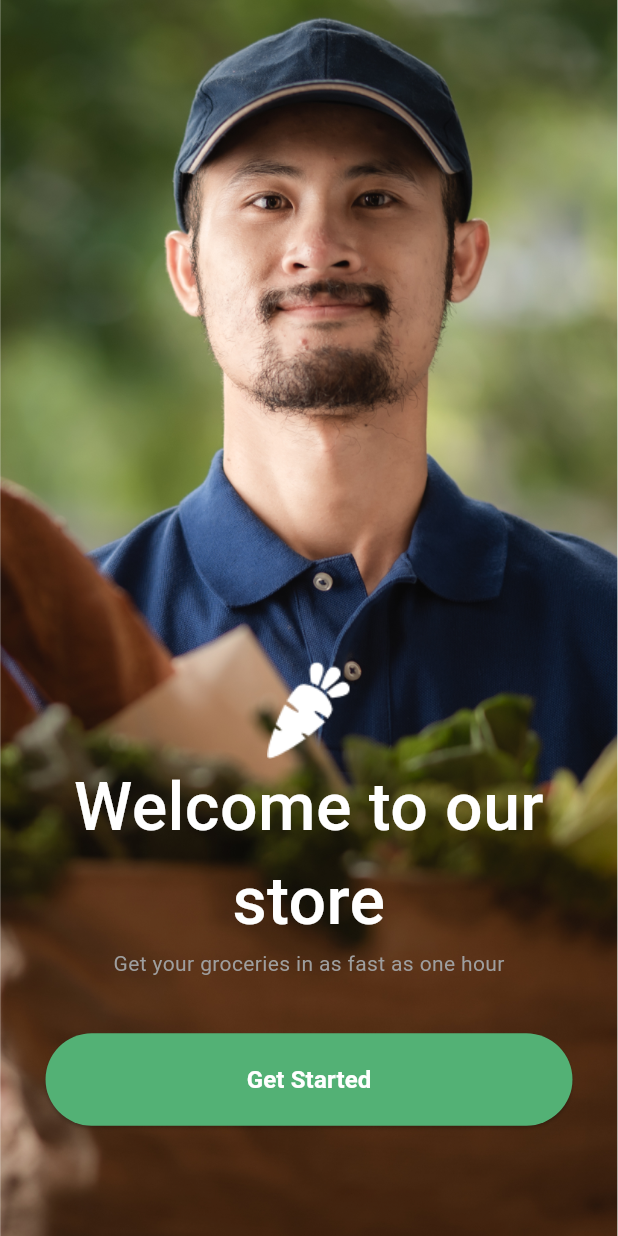
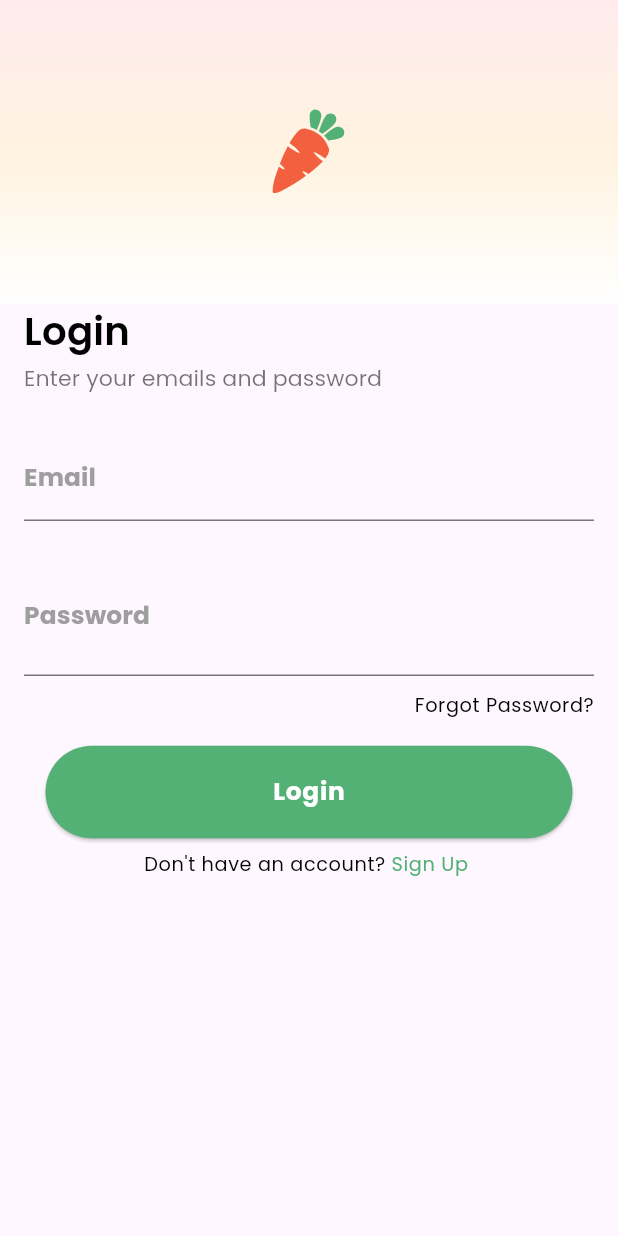
Before and after one commit to AhmedAbdelaziz207/Nectar-app-, a Flutter app: the screen it shows after launch, after a tap on "Get Started", on a phone screen of 412 x 824 dp. Run offline on Flutter 3.47's test engine with Material 3 defaults, Android fonts, the phone set to English and light mode, and no system bars; our stand-ins replace easy_localization, flutter_screenutil, flutter_svg, google_fonts.

Commit message:
- Finished login screen - Added some assets - added light theme data

```diff
--- a/lib/main.dart
+++ b/lib/main.dart
@@ -20,7 +20,7 @@ main() async {
         Locale("ar"),
       ],
       fallbackLocale: const Locale("en"),
-      path: AppAssets.translationsPath,
+      path: AppAssets.translations,
       child: NectarApp(appRouter: appRouter ,),
     ),
   );
--- a/lib/themes/app_colors.dart
+++ b/lib/themes/app_colors.dart
@@ -3,6 +3,11 @@ import 'package:flutter/material.dart';
 class AppColors{
   static const white = Colors.white;
   static const black = Colors.black;
+  static const black54 = Colors.black54;
   static const primary = Color(0xff53B175);
   static const grey = Colors.grey ;
+  static const green = Colors.green ;
+  static const orange = Colors.orange ;
+  static const red = Colors.red ;
+
 }
--- /dev/null
+++ b/lib/themes/app_text_styles.dart
@@ -0,0 +1,42 @@
+import 'package:flutter/material.dart';
+import 'package:flutter_screenutil/flutter_screenutil.dart';
+import 'package:google_fonts/google_fonts.dart';
+
+import 'app_colors.dart'; // If you are using Google Fonts
+
+class AppTextStyles {
+  static final TextStyle title = GoogleFonts.poppins(
+    fontSize: 28.sp,
+    fontWeight: FontWeight.w600,
+    color: AppColors.black,
+  );
+
+  static final TextStyle subtitle = GoogleFonts.poppins(
+    fontSize: 16.sp,
+    fontWeight: FontWeight.normal,
+    color: AppColors.black54,
+  );
+
+  static final TextStyle label = GoogleFonts.poppins(
+    fontSize: 18.sp,
+    fontWeight: FontWeight.bold,
+    color: AppColors.grey,
+  );
+
+  static final TextStyle button = GoogleFonts.poppins(
+    fontSize: 18.sp,
+    fontWeight: FontWeight.bold,
+    color: AppColors.white,
+  );
+
+  static final TextStyle link = GoogleFonts.poppins(
+    fontSize: 14.sp,
+    color: AppColors.black,
+  );
+
+  static final TextStyle input = GoogleFonts.poppins(
+    fontSize: 16.sp,
+    fontWeight: FontWeight.normal,
+    color: AppColors.black,
+  );
+}
--- a/lib/themes/light_mode.dart
+++ b/lib/themes/light_mode.dart
@@ -1,18 +1,28 @@
 import 'package:flutter/material.dart';
 import 'package:flutter_screenutil/flutter_screenutil.dart';
+import 'package:groceries_app/themes/app_text_styles.dart';
 
 import 'app_colors.dart';
 
 class LightTheme {
   static ThemeData lightTheme = ThemeData(
     primaryColor: AppColors.primary,
-    scaffoldBackgroundColor: AppColors.white,
     elevatedButtonTheme: ElevatedButtonThemeData(
+
       style: ElevatedButton.styleFrom(
         minimumSize: Size(353.w, 67.h),
         maximumSize: Size(353.w, 67.h),
         backgroundColor: AppColors.primary,
       ),
     ),
+
+    textTheme: TextTheme(
+      titleMedium: AppTextStyles.title,
+      titleSmall: AppTextStyles.subtitle,
+      labelLarge: AppTextStyles.label,
+      bodyLarge:AppTextStyles.button ,
+      bodyMedium: AppTextStyles.input,
+      bodySmall: AppTextStyles.link,
+    )
   );
 }
--- a/lib/utils/app_router.dart
+++ b/lib/utils/app_router.dart
@@ -1,4 +1,6 @@
 import 'package:flutter/material.dart';
+import 'package:groceries_app/view/screens/auth/login/login_screen.dart';
+import '../view/screens/auth/signup/signup_screen.dart';
 import '../view/screens/home/home_screen.dart';
 import '../view/screens/onboarding/onboarding_screen.dart';
 import '../view/screens/splash/splash_screen.dart';
@@ -27,6 +29,18 @@ class AppRouter {
             return const OnboardingScreen();
           },
         );
+  case Routes.login:
+       return MaterialPageRoute(
+          builder: (BuildContext context) {
+            return const LoginScreen();
+          },
+        );
+  case Routes.signup:
+       return MaterialPageRoute(
+          builder: (BuildContext context) {
+            return const SignupScreen();
+          },
+        );
 
       default:
        return MaterialPageRoute(
--- a/lib/utils/constants/app_assets.dart
+++ b/lib/utils/constants/app_assets.dart
@@ -1,6 +1,7 @@
 class AppAssets{
-  static const translationsPath = "assets/translations";
-  static const splashIconPath = "assets/icons/splash_icon.png";
-  static const onboardingImagePath = "assets/images/onboarding_bg.png";
+  static const appLogo = "assets/icons/app_logo.svg";
+  static const splashIcon = "assets/icons/splash_icon.png";
+  static const onboardingImage = "assets/images/onboarding_bg.png";
+  static const translations = "assets/translations";
 
 }
--- a/lib/utils/constants/routes.dart
+++ b/lib/utils/constants/routes.dart
@@ -3,5 +3,5 @@ class Routes {
   static const splash = '/splash';
   static const onboarding = '/onboarding';
   static const login = '/login';
-  static const register = '/register';
+  static const signup = '/signup';
 }
--- /dev/null
+++ b/lib/view/screens/auth/login/login_form.dart
@@ -0,0 +1,89 @@
+import 'package:easy_localization/easy_localization.dart';
+import 'package:flutter/material.dart';
+import 'package:flutter_screenutil/flutter_screenutil.dart';
+import 'package:groceries_app/utils/constants/locale_keys.g.dart';
+
+import '../../../../themes/app_colors.dart';
+
+class LoginForm extends StatelessWidget {
+  const LoginForm({super.key});
+
+  @override
+  Widget build(BuildContext context) {
+    return Form(
+      child: Column(
+        mainAxisAlignment: MainAxisAlignment.start,
+        crossAxisAlignment: CrossAxisAlignment.start,
+        children: [
+          Text(
+            LocaleKeys.Login.tr(),
+            style: Theme.of(context).textTheme.titleMedium,
+          ),
+          Text(
+            LocaleKeys.enterYourCredential.tr(),
+            style: Theme.of(context).textTheme.titleSmall,
+          ),
+          SizedBox(
+            height: 30.h,
+          ),
+          TextFormField(
+            decoration: InputDecoration(
+                labelText: LocaleKeys.email.tr(),
+                labelStyle: Theme.of(context).textTheme.labelLarge,
+                border: const UnderlineInputBorder(borderSide: BorderSide(color: AppColors.grey))),
+          ),
+          SizedBox(
+            height: 25.h,
+          ),
+          TextFormField(
+            obscureText: true,
+            style: Theme.of(context).textTheme.bodySmall,
+            decoration: InputDecoration(
+              suffix: IconButton(onPressed:(){} ,icon: const Icon(Icons.remove_red_eye_sharp,color: AppColors.black,)),
+                labelText: LocaleKeys.password.tr(),
+                labelStyle: Theme.of(context).textTheme.labelLarge,
+                border: const UnderlineInputBorder(borderSide: BorderSide(color: AppColors.grey))),
+          ),
+          SizedBox(
+            height: 12.h,
+          ),
+          Align(
+            alignment: AlignmentDirectional.centerEnd,
+            child: Text(
+              LocaleKeys.forgotPassword.tr(),
+              style: Theme.of(context).textTheme.bodySmall,
+            ),
+          ),
+          SizedBox(
+            height: 20.h,
+          ),
+          Align(
+            alignment: AlignmentDirectional.center,
+            child: ElevatedButton(
+                onPressed: () {},
+                child: Text(
+                  LocaleKeys.Login.tr(),
+                  style: Theme.of(context).textTheme.bodyLarge,
+                )),
+          ),
+          SizedBox(
+            height: 10.h,
+          ),
+          Row(
+            mainAxisAlignment: MainAxisAlignment.center,
+            children: [
+              Text(
+                LocaleKeys.doNotHaveAnAccount.tr(),
+                style: Theme.of(context).textTheme.bodySmall,
+              ),
+              Text(
+                LocaleKeys.Signup.tr(),
+                style: Theme.of(context).textTheme.bodySmall?.copyWith(color: AppColors.primary),
+              ),
+            ],
+          ),
+        ],
+      ),
+    );
+  }
+}
--- /dev/null
+++ b/lib/view/screens/auth/login/login_screen.dart
@@ -0,0 +1,36 @@
+import 'package:easy_localization/easy_localization.dart';
+import 'package:flutter/cupertino.dart';
+import 'package:flutter/material.dart';
+import 'package:flutter/widgets.dart';
+import 'package:flutter_screenutil/flutter_screenutil.dart';
+import 'package:flutter_svg/flutter_svg.dart';
+import 'package:groceries_app/themes/app_colors.dart';
+import 'package:groceries_app/utils/constants/app_assets.dart';
+import 'package:groceries_app/utils/constants/locale_keys.g.dart';
+import 'package:groceries_app/view/screens/auth/login/login_form.dart';
+import 'package:groceries_app/view/widgets/gradient_background.dart';
+
+class LoginScreen extends StatelessWidget {
+  const LoginScreen({super.key});
+
+  @override
+  Widget build(BuildContext context) {
+    return Scaffold(
+      body: SafeArea(
+        child: Column(
+          crossAxisAlignment: CrossAxisAlignment.start,
+          children: [
+            GradientBackground(
+              child: SvgPicture.asset(AppAssets.appLogo),
+            ),
+            const Padding(
+              padding: EdgeInsets.symmetric(horizontal: 16.0),
+              child: LoginForm(),
+            )
+
+          ],
+        ),
+      ),
+    );
+  }
+}
--- /dev/null
+++ b/lib/view/screens/auth/signup/signup_screen.dart
@@ -0,0 +1,10 @@
+import 'package:flutter/material.dart';
+
+class SignupScreen extends StatelessWidget {
+  const SignupScreen({super.key});
+
+  @override
+  Widget build(BuildContext context) {
+    return const Placeholder();
+  }
+}
--- a/lib/view/screens/onboarding/components/onboarding_background.dart
+++ b/lib/view/screens/onboarding/components/onboarding_background.dart
@@ -12,7 +12,7 @@ class OnboardingBackground extends StatelessWidget {
       child: Stack(
         children: [
           Image.asset(
-            AppAssets.onboardingImagePath,
+            AppAssets.onboardingImage,
             width: double.infinity,
             fit: BoxFit.cover,
           ),
--- a/lib/view/screens/onboarding/onboarding_screen.dart
+++ b/lib/view/screens/onboarding/onboarding_screen.dart
@@ -4,6 +4,7 @@ import 'package:flutter_screenutil/flutter_screenutil.dart';
 import 'package:groceries_app/themes/app_colors.dart';
 import 'package:groceries_app/utils/constants/app_assets.dart';
 import 'package:groceries_app/utils/constants/locale_keys.g.dart';
+import 'package:groceries_app/utils/constants/routes.dart';
 import 'package:groceries_app/view/screens/onboarding/components/onboarding_background.dart';
 
 class OnboardingScreen extends StatelessWidget {
@@ -16,11 +17,14 @@ class OnboardingScreen extends StatelessWidget {
         child: Column(
           mainAxisAlignment: MainAxisAlignment.end,
           children: [
-            Image.asset(AppAssets.splashIconPath),
+            Image.asset(AppAssets.splashIcon),
             Text(
               LocaleKeys.welcomeToStore.tr(),
-              style:
-                  TextStyle(fontSize: 48.sp, fontWeight: FontWeight.w500, color: AppColors.white),
+              style: TextStyle(
+                fontSize: 48.sp,
+                fontWeight: FontWeight.w500,
+                color: AppColors.white,
+              ),
               textAlign: TextAlign.center,
             ),
             Text(
@@ -31,7 +35,9 @@ class OnboardingScreen extends StatelessWidget {
               height: 40.h,
             ),
             ElevatedButton(
-              onPressed: () {},
+              onPressed: () {
+                Navigator.pushNamed(context, Routes.login );
+              },
               child: Text(
                 LocaleKeys.getStarted.tr(),
                 style: const TextStyle(
--- a/lib/view/screens/splash/splash_screen.dart
+++ b/lib/view/screens/splash/splash_screen.dart
@@ -18,7 +18,7 @@ class _SplashScreenState extends State<SplashScreen> {
     // TODO: implement initState
     super.initState();
     Future.delayed(const Duration(seconds: 3),(){
-      Navigator.pushNamed(context, Routes.onboarding );
+      Navigator.pushNamedAndRemoveUntil(context, Routes.onboarding, (route) => false);
     });
 
   }
@@ -32,7 +32,7 @@ class _SplashScreenState extends State<SplashScreen> {
           mainAxisAlignment: MainAxisAlignment.center,
           children: [
             // splash icon
-            Image.asset(AppAssets.splashIconPath),
+            Image.asset(AppAssets.splashIcon),
             SizedBox(
               width: 8.w,
             ),
--- /dev/null
+++ b/lib/view/widgets/gradient_background.dart
@@ -0,0 +1,27 @@
+import 'package:flutter/material.dart';
+import 'package:flutter_screenutil/flutter_screenutil.dart';
+
+import '../../themes/app_colors.dart';
+
+class GradientBackground extends StatelessWidget {
+  const GradientBackground({super.key, this.gradientColors, this.child});
+  final Widget? child ;
+  final List<Color>? gradientColors;
+
+  @override
+  Widget build(BuildContext context) {
+    return Container(
+      alignment: Alignment.center,
+      width: double.infinity,
+      height: 220.h,
+      decoration: BoxDecoration(
+        gradient: LinearGradient(
+            colors: gradientColors ??
+                [AppColors.red.shade50, AppColors.orange.shade50, AppColors.white],
+            begin: Alignment.topCenter,
+            end: Alignment.bottomCenter),
+      ),
+      child: child ,
+    );
+  }
+}
--- a/pubspec.yaml
+++ b/pubspec.yaml
@@ -39,6 +39,7 @@ dependencies:
   flutter_screenutil: ^5.9.3
   easy_localization: ^3.0.7
   google_fonts: ^6.2.1
+  flutter_svg: ^2.0.10+1
 
 dev_dependencies:
   flutter_test:
```
Also changed, not shown: assets/translations/ar.json (+8 -1 lines), assets/translations/en.json (+9 -2 lines), assets/icons/app_logo.svg (added), lib/utils/constants/locale_keys.g.dart, pubspec.lock.
